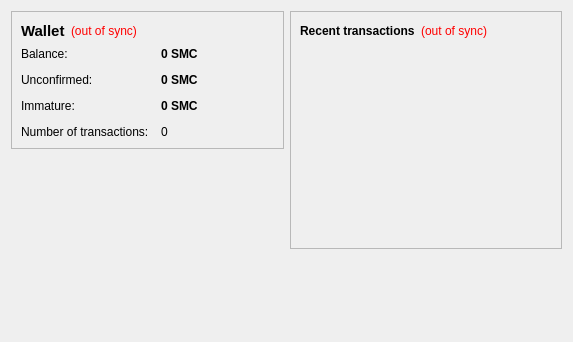
Old version of the form src/qt/forms/overviewpage.ui in the repository ittscoin/ittscoin.
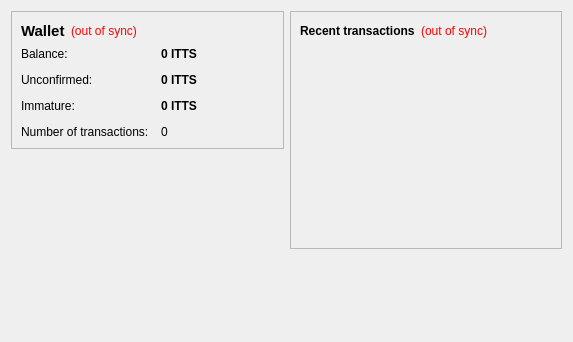
New version of the form.

What changed in the file:
```diff
--- a/src/qt/forms/overviewpage.ui
+++ b/src/qt/forms/overviewpage.ui
@@ -105,7 +105,7 @@
              <string>Your current balance</string>
             </property>
             <property name="text">
-             <string notr="true">0 SMC</string>
+             <string notr="true">0 ITTS</string>
             </property>
             <property name="textInteractionFlags">
              <set>Qt::LinksAccessibleByMouse|Qt::TextSelectableByKeyboard|Qt::TextSelectableByMouse</set>
@@ -134,7 +134,7 @@
              <string>Total of transactions that have yet to be confirmed, and do not yet count toward the current balance</string>
             </property>
             <property name="text">
-             <string notr="true">0 SMC</string>
+             <string notr="true">0 ITTS</string>
             </property>
             <property name="textInteractionFlags">
              <set>Qt::LinksAccessibleByMouse|Qt::TextSelectableByKeyboard|Qt::TextSelectableByMouse</set>
@@ -177,7 +177,7 @@
              <string>Mined balance that has not yet matured</string>
             </property>
             <property name="text">
-             <string notr="true">0 SMC</string>
+             <string notr="true">0 ITTS</string>
             </property>
             <property name="textInteractionFlags">
              <set>Qt::LinksAccessibleByMouse|Qt::TextSelectableByKeyboard|Qt::TextSelectableByMouse</set>
```
Left out of the diff: 4 changed lines with no effect on the pictures.
